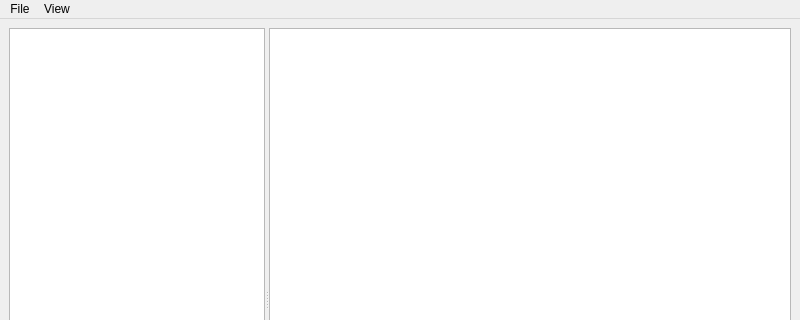
The window that IDFEditorForMac/idf_editor.ui (patrickbivona/EnergyPlusToolsForMac) describes before a commit, drawn with Qt 5; both pictures show x 0 to 800 and y 0 to 320 of the 800 by 600 pixel window.
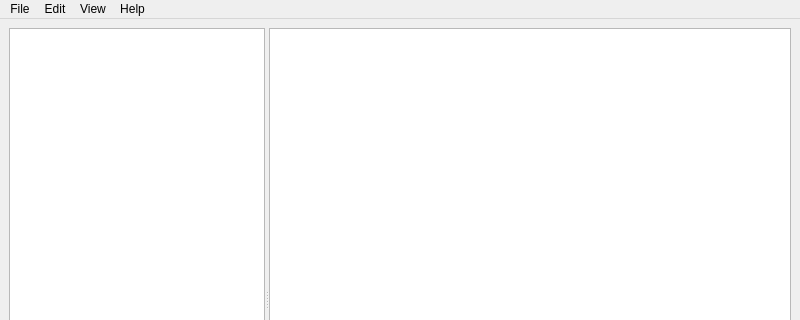
The same window after the commit.

What changed in the file:
```diff
--- a/IDFEditorForMac/idf_editor.ui
+++ b/IDFEditorForMac/idf_editor.ui
@@ -71,8 +71,21 @@
     </property>
     <addaction name="actionShowClassesWithObjectsOnly"/>
    </widget>
+   <widget class="QMenu" name="menuEdit">
+    <property name="title">
+     <string>Edit</string>
+    </property>
+    <addaction name="actionNew_Object"/>
+   </widget>
+   <widget class="QMenu" name="menuHelp">
+    <property name="title">
+     <string>Help</string>
+    </property>
+   </widget>
    <addaction name="menuFile"/>
+   <addaction name="menuEdit"/>
    <addaction name="menuView"/>
+   <addaction name="menuHelp"/>
   </widget>
   <widget class="QStatusBar" name="statusbar"/>
   <action name="actionOpen">
```
Left out of the diff: 8 changed lines with no effect on the pictures.
